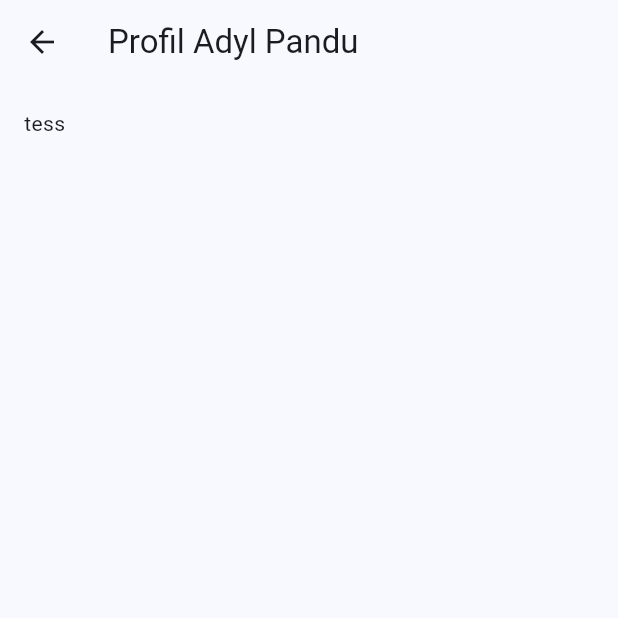
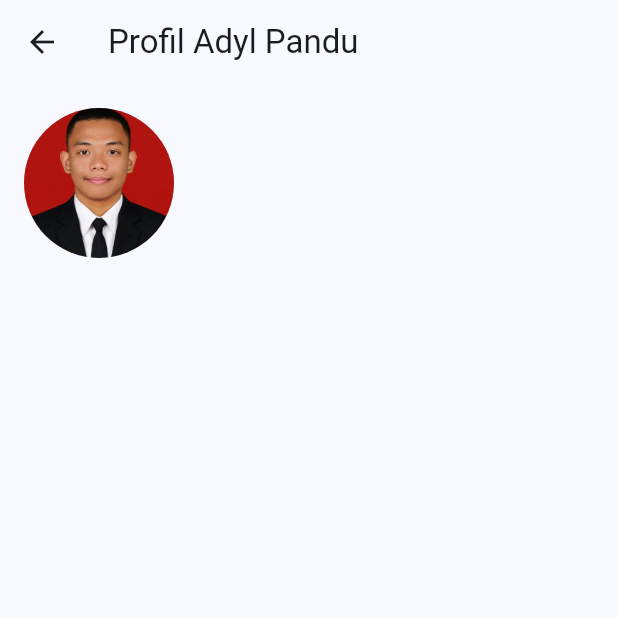
Before and after one commit to Adyl-Pandu/utsmobile, a Flutter app: the ProfilePage screen opened by its route, on a phone screen of 412 x 824 dp, the top half of it. Run offline on Flutter 3.47's test engine with Material 3 defaults, Android fonts, the phone set to English and light mode, and no system bars.

Commit message:
tambah ikon pada halaman profil

```diff
--- a/soal2_profi_app/lib/profile_page.dart
+++ b/soal2_profi_app/lib/profile_page.dart
@@ -12,12 +12,14 @@ class ProfilePage extends StatelessWidget {
           padding: const EdgeInsets.all(16),
           child: Column(
             children: [
-              Text('tess')
+              CircleAvatar(
+                radius: 50,
+                backgroundImage: AssetImage('assets/images/foto.png'),
+              )
             ],
           ),
         )
       )
     );
-
   }
 }
--- a/soal2_profi_app/pubspec.yaml
+++ b/soal2_profi_app/pubspec.yaml
@@ -59,7 +59,7 @@ flutter:
   uses-material-design: true
 
   assets:
-    - assets/images/
+    - assets/images/foto.png
   # To add assets to your application, add an assets section, like this:
   # assets:
   #   - images/a_dot_burr.jpeg
```
Also changed, not shown: soal2_profi_app/assets/images/foto.png (renamed from soal2_profi_app/lib/assets/images/foto.png).
